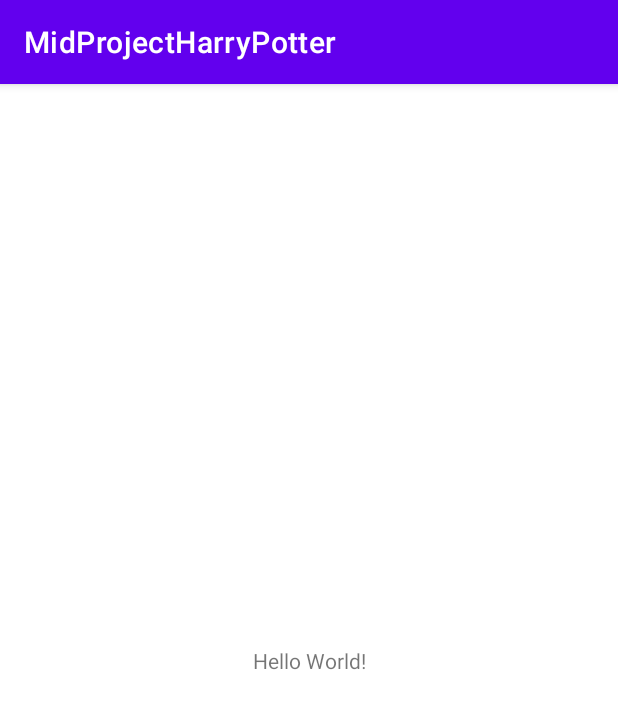
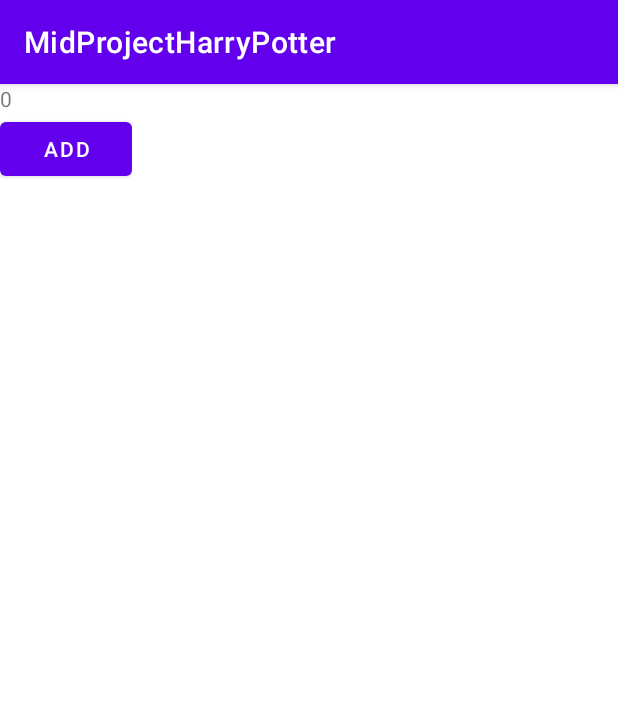
Before and after one commit to NurditaFahira/MidProject-HarryPotterCast, an Android app: the screen it shows after launch (MainActivity), on a phone screen of 412 x 824 dp. Shown: the top 709 px of the screen. Run offline under Robolectric (Android 15) with nearby library versions, the phone set to English and light mode, and no system bars.

Commit message:
Implementing ViewModel

```diff
--- a/app/build.gradle
+++ b/app/build.gradle
@@ -2,6 +2,10 @@ plugins {
     id 'com.android.application'
     id 'kotlin-android'
 }
+
+apply plugin: 'com.android.application'
+apply plugin: 'kotlin-android'
+apply plugin: 'kotlin-android-extensions'
 
 android {
     compileSdk 31
@@ -37,6 +41,8 @@ dependencies {
     implementation 'androidx.appcompat:appcompat:1.4.0'
     implementation 'com.google.android.material:material:1.4.0'
     implementation 'androidx.constraintlayout:constraintlayout:2.1.2'
+    implementation 'androidx.lifecycle:lifecycle-viewmodel-ktx:2.3.1'
+    implementation 'androidx.legacy:legacy-support-v4:1.0.0'
     testImplementation 'junit:junit:4.+'
     androidTestImplementation 'androidx.test.ext:junit:1.1.3'
     androidTestImplementation 'androidx.test.espresso:espresso-core:3.4.0'
--- a/app/src/main/java/com/example/midprojectharrypotter/MainActivity.kt
+++ b/app/src/main/java/com/example/midprojectharrypotter/MainActivity.kt
@@ -2,10 +2,33 @@ package com.example.midprojectharrypotter
 
 import androidx.appcompat.app.AppCompatActivity
 import android.os.Bundle
+import androidx.fragment.app.Fragment
+import androidx.fragment.app.FragmentManager
+import androidx.fragment.app.FragmentTransaction
+import com.example.midprojectharrypotter.UI.Home.HomeFragment
 
 class MainActivity : AppCompatActivity() {
     override fun onCreate(savedInstanceState: Bundle?) {
         super.onCreate(savedInstanceState)
         setContentView(R.layout.activity_main)
+
+        val fragment: Fragment = HomeFragment()
+        val fragmentManager : FragmentManager = supportFragmentManager
+        val fragmentTransaction : FragmentTransaction = fragmentManager.beginTransaction()
+
+//        fragmentTransaction.replace(R.id.container_fragment, fragment)
+//        fragmentTransaction.addToBackStack(null)
+//        fragmentTransaction.commit()
+
+        if(savedInstanceState == null){
+            fragmentTransaction.replace(R.id.container_fragment, fragment)
+            fragmentTransaction.commit()
+        }
+
+
+
+
+
+
     }
 }
--- /dev/null
+++ b/app/src/main/java/com/example/midprojectharrypotter/UI/Home/HomeFragment.kt
@@ -0,0 +1,52 @@
+package com.example.midprojectharrypotter.UI.Home
+
+import android.os.Bundle
+import android.util.Log
+import androidx.fragment.app.Fragment
+import android.view.LayoutInflater
+import android.view.View
+import android.view.ViewGroup
+import androidx.lifecycle.ViewModelProvider
+import com.example.midprojectharrypotter.R
+import kotlinx.android.synthetic.main.fragment_home.*
+
+
+class HomeFragment : Fragment() {
+    lateinit var viewModel: HomeViewModel
+
+    override fun onCreate(savedInstanceState: Bundle?) {
+        super.onCreate(savedInstanceState)
+        Log.d("HomeFragment", "onCreate Called")
+    }
+
+    override fun onCreateView(
+        inflater: LayoutInflater, container: ViewGroup?,
+        savedInstanceState: Bundle?
+    ): View? {
+        // Inflate the layout for this fragment
+        Log.d("HomeFragment", "onCreateView Called")
+        viewModel = ViewModelProvider(this).get(HomeViewModel::class.java)
+        return inflater.inflate(R.layout.fragment_home, container, false)
+    }
+
+    override fun onViewCreated(view: View, savedInstanceState: Bundle?) {
+        super.onViewCreated(view, savedInstanceState)
+
+        texttv.text = ""+viewModel.number
+
+        addBtn.setOnClickListener{
+            viewModel.number++
+            texttv.text=""+viewModel.number
+        }
+    }
+
+    override fun onDestroy() {
+        super.onDestroy()
+        Log.d("HomeFragment", "onDestroy Called")
+    }
+
+    companion object {
+
+        fun newInstance ()= HomeFragment()
+    }
+}
--- /dev/null
+++ b/app/src/main/java/com/example/midprojectharrypotter/UI/Home/HomeViewModel.kt
@@ -0,0 +1,16 @@
+package com.example.midprojectharrypotter.UI.Home
+
+import android.util.Log
+import androidx.lifecycle.ViewModel
+
+class HomeViewModel : ViewModel (){
+    var number = 0
+    init{
+        Log.d("HomeViewModel", "Created")
+    }
+
+
+
+
+
+}
--- a/app/src/main/res/layout/activity_main.xml
+++ b/app/src/main/res/layout/activity_main.xml
@@ -1,18 +1,16 @@
 <?xml version="1.0" encoding="utf-8"?>
-<androidx.constraintlayout.widget.ConstraintLayout xmlns:android="http://schemas.android.com/apk/res/android"
+<LinearLayout xmlns:android="http://schemas.android.com/apk/res/android"
     xmlns:app="http://schemas.android.com/apk/res-auto"
     xmlns:tools="http://schemas.android.com/tools"
     android:layout_width="match_parent"
     android:layout_height="match_parent"
     tools:context=".MainActivity">
 
-    <TextView
-        android:layout_width="wrap_content"
-        android:layout_height="wrap_content"
-        android:text="Hello World!"
-        app:layout_constraintBottom_toBottomOf="parent"
-        app:layout_constraintLeft_toLeftOf="parent"
-        app:layout_constraintRight_toRightOf="parent"
-        app:layout_constraintTop_toTopOf="parent" />
+    <FrameLayout
+        android:id="@+id/container_fragment"
+        android:layout_width="match_parent"
+        android:layout_height="match_parent"/>
 
-</androidx.constraintlayout.widget.ConstraintLayout>
+
+
+</LinearLayout>
--- /dev/null
+++ b/app/src/main/res/layout/fragment_home.xml
@@ -0,0 +1,32 @@
+<?xml version="1.0" encoding="utf-8"?>
+<FrameLayout xmlns:android="http://schemas.android.com/apk/res/android"
+    xmlns:tools="http://schemas.android.com/tools"
+    android:layout_width="match_parent"
+    android:layout_height="match_parent"
+    tools:context=".UI.Home.HomeFragment"
+    android:orientation="vertical">
+
+    <LinearLayout
+        android:layout_width="wrap_content"
+        android:layout_height="wrap_content"
+        android:orientation="vertical"
+        android:layout_centerInParent="true">
+
+        <TextView
+            android:id="@+id/texttv"
+            android:layout_width="match_parent"
+            android:layout_height="match_parent"
+            android:text="tes"/>
+
+        <Button
+            android:id="@+id/addBtn"
+            android:layout_width="wrap_content"
+            android:layout_height="wrap_content"
+            android:text="Add"
+            android:layout_gravity="center"/>
+
+    </LinearLayout>
+
+
+
+</FrameLayout>
--- a/app/src/main/res/values/strings.xml
+++ b/app/src/main/res/values/strings.xml
@@ -1,3 +1,5 @@
 <resources>
     <string name="app_name">MidProjectHarryPotter</string>
+    <!-- TODO: Remove or change this placeholder text -->
+    <string name="hello_blank_fragment">Hello blank fragment</string>
 </resources>
```
